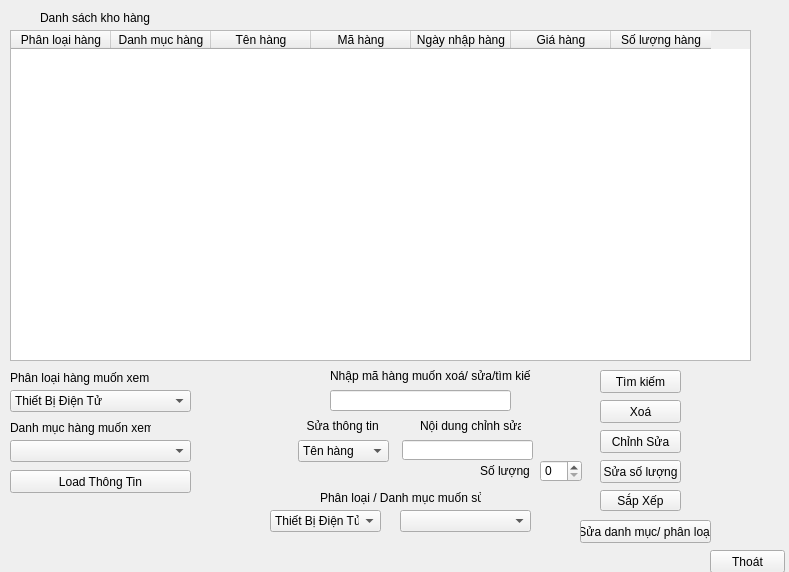
First picture: the form in khohang.ui, repository si13ncer/DoAnCTDL, before the edit.
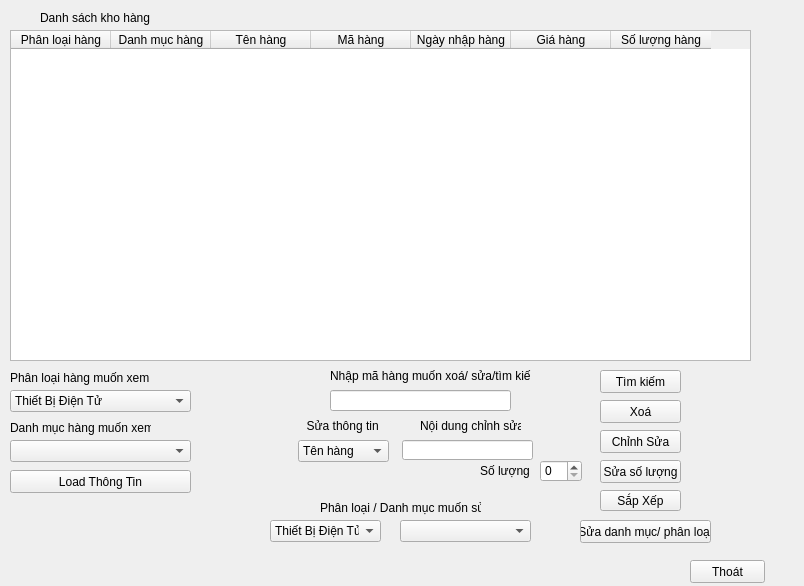
Second picture: the form after the edit.

The edit to the form file:
```diff
--- a/khohang.ui
+++ b/khohang.ui
@@ -6,8 +6,8 @@
    <rect>
     <x>0</x>
     <y>0</y>
-    <width>789</width>
-    <height>572</height>
+    <width>804</width>
+    <height>586</height>
    </rect>
   </property>
   <property name="windowTitle">
@@ -209,8 +209,8 @@
    <widget class="QPushButton" name="btnexit">
     <property name="geometry">
      <rect>
-      <x>710</x>
-      <y>550</y>
+      <x>690</x>
+      <y>560</y>
       <width>75</width>
       <height>23</height>
      </rect>
@@ -439,7 +439,7 @@
     <property name="geometry">
      <rect>
       <x>270</x>
-      <y>510</y>
+      <y>520</y>
       <width>111</width>
       <height>22</height>
      </rect>
@@ -527,7 +527,7 @@
     <property name="geometry">
      <rect>
       <x>400</x>
-      <y>510</y>
+      <y>520</y>
       <width>131</width>
       <height>22</height>
      </rect>
@@ -537,7 +537,7 @@
     <property name="geometry">
      <rect>
       <x>320</x>
-      <y>490</y>
+      <y>500</y>
       <width>161</width>
       <height>16</height>
      </rect>
```
Left out of the diff: 25 changed lines with no effect on the pictures.
